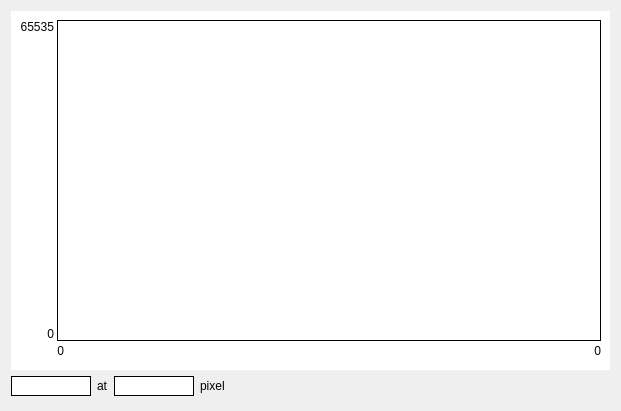
MoutainVision/RadiographicTesting, file DefectRecognitionSystem/geyimgwdg.ui: the form before one commit.
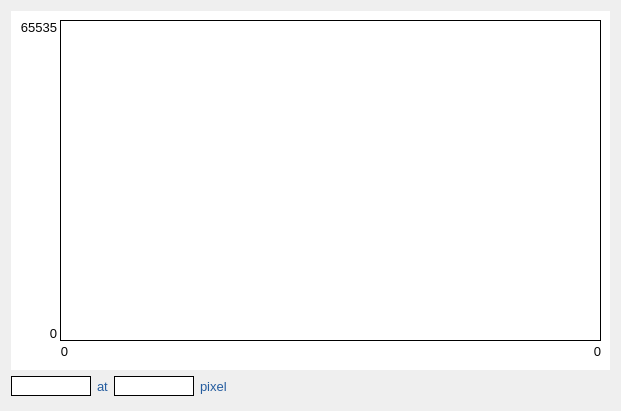
The form after the commit.

Commit message: 1.灰度窗口完善， 2.可执行程序提交

```diff
--- a/DefectRecognitionSystem/geyimgwdg.ui
+++ b/DefectRecognitionSystem/geyimgwdg.ui
@@ -13,6 +13,31 @@
   <property name="windowTitle">
    <string>灰度分布图</string>
   </property>
+  <property name="styleSheet">
+   <string notr="true">QLineEdit {
+        border-radius: 4px;
+        height: 25px;
+        border: 1px solid rgb(111, 156, 207);
+        background: white;
+}
+QLineEdit:enabled {
+        color: rgb(84, 84, 84);
+}
+QLineEdit:enabled:hover, QLineEdit:enabled:focus {
+        color: rgb(51, 51, 51);
+}
+QLineEdit:!enabled {
+        color: rgb(80, 80, 80);
+}
+
+QLabel
+{
+    height:26px;
+    font-size:10pt;
+    font-family:&quot;Arial&quot;;
+    color:#245c9f;
+}</string>
+  </property>
   <layout class="QVBoxLayout" name="verticalLayout" stretch="1,0">
    <property name="bottomMargin">
     <number>15</number>
```
The commit also changes 2 other files.
